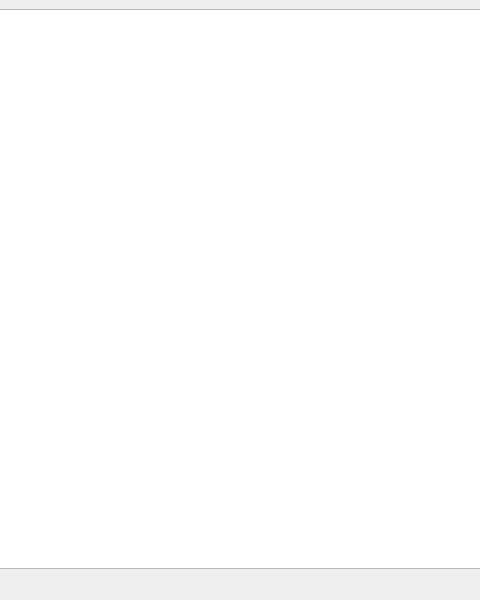
Qt form mainwindow.ui (d3ckerd/harrington-ide) before a commit; both pictures show x 160 to 640 and y 0 to 600 of the 800 by 600 pixel window.
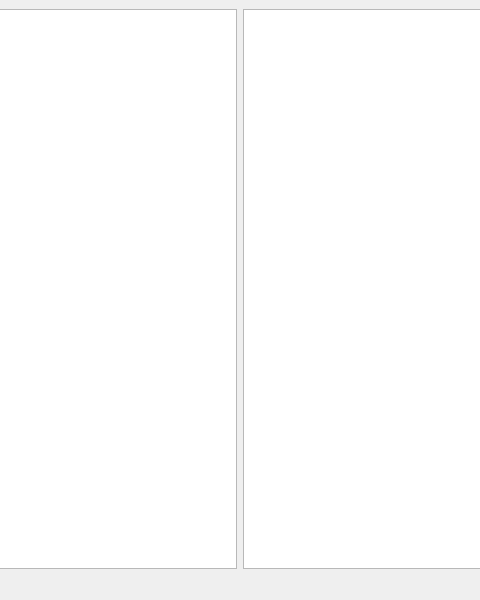
The same form after that commit.

Commit message: added ui changes to text box itself - need to add project dir handling

What changed in the file:
```diff
--- a/mainwindow.ui
+++ b/mainwindow.ui
@@ -15,6 +15,9 @@
   </property>
   <widget class="QWidget" name="centralwidget">
    <layout class="QHBoxLayout" name="horizontalLayout">
+    <item>
+     <widget class="QTreeView" name="treeView"/>
+    </item>
     <item>
      <widget class="QPlainTextEdit" name="plainTextEdit">
       <property name="plainText">
```
The commit also changes 2 other files.
